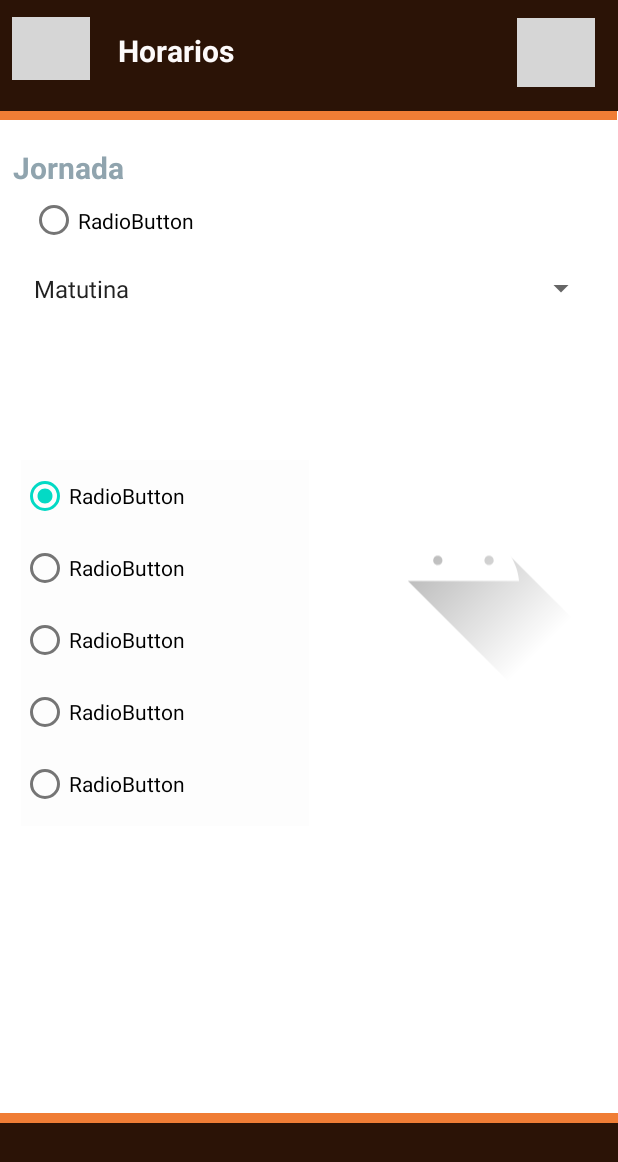
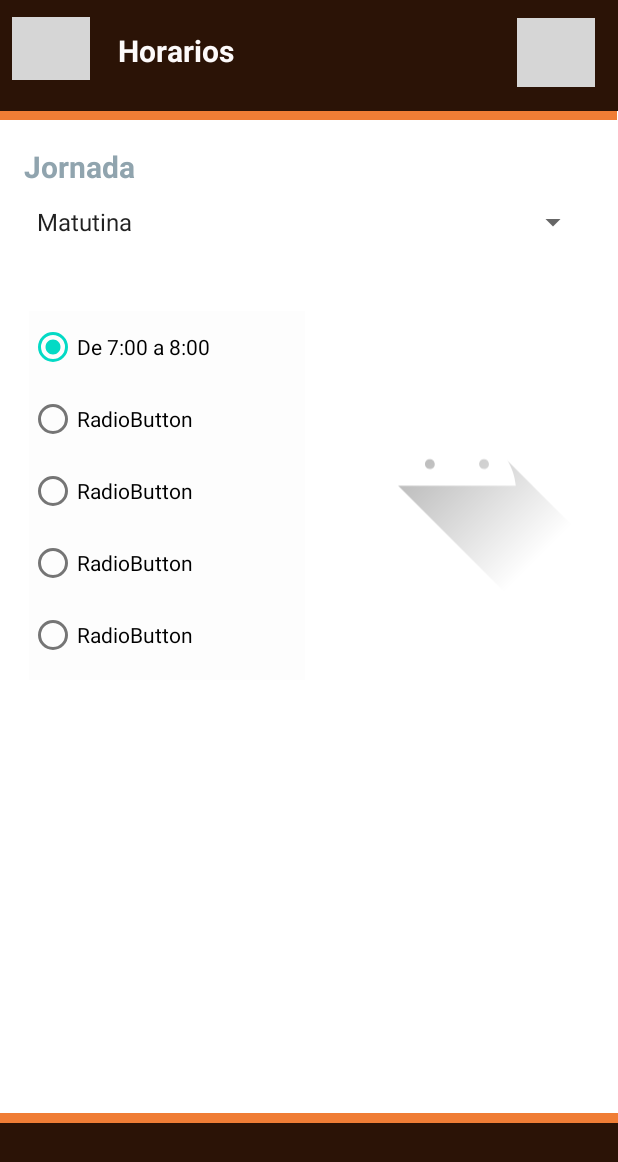
Before and after one commit to Catherine1998/EasyBookingApp, an Android app: the layout activity_horario.xml on its own in the app's theme, with its tools: preview values and no code run, on a phone screen of 412 x 824 dp. Shown: the top 1162 px of the screen. Run offline under Robolectric (Android 15) with nearby library versions, the phone set to English and light mode, and no system bars; grey boxes are pictures that could not be loaded.

Commit message:
RAdiobutton

```diff
--- a/app/src/main/res/layout/activity_horario.xml
+++ b/app/src/main/res/layout/activity_horario.xml
@@ -9,17 +9,18 @@
 
     <Spinner
         android:id="@+id/spnJornadas"
-        android:layout_width="383dp"
-        android:layout_height="42dp"
-        android:layout_marginTop="90dp"
+        android:layout_width="376dp"
+        android:layout_height="48dp"
+        android:layout_marginTop="50dp"
         android:dropDownWidth="match_parent"
         android:entries="@array/Jornadas"
         android:spinnerMode="dropdown"
         app:layout_constraintBottom_toBottomOf="@+id/toolbar24"
         app:layout_constraintEnd_toEndOf="parent"
+        app:layout_constraintHorizontal_bias="0.457"
         app:layout_constraintStart_toStartOf="parent"
         app:layout_constraintTop_toBottomOf="@+id/toolbar22"
-        app:layout_constraintVertical_bias="0.013" />
+        app:layout_constraintVertical_bias="0.001" />
 
     <androidx.appcompat.widget.Toolbar
         android:id="@+id/toolbar25"
@@ -138,15 +139,15 @@
         android:textStyle="bold"
         app:layout_constraintBottom_toBottomOf="parent"
         app:layout_constraintEnd_toEndOf="parent"
-        app:layout_constraintHorizontal_bias="0.026"
+        app:layout_constraintHorizontal_bias="0.047"
         app:layout_constraintStart_toStartOf="parent"
         app:layout_constraintTop_toBottomOf="@+id/toolbar22"
-        app:layout_constraintVertical_bias="0.001" />
+        app:layout_constraintVertical_bias="0.0" />
 
     <ImageView
         android:id="@+id/jornadaView"
-        android:layout_width="174dp"
-        android:layout_height="296dp"
+        android:layout_width="184dp"
+        android:layout_height="247dp"
         android:layout_marginTop="10dp"
         android:layout_marginBottom="157dp"
         app:layout_constraintBottom_toTopOf="@+id/toolbar24"
@@ -154,22 +155,24 @@
         app:layout_constraintHorizontal_bias="0.932"
         app:layout_constraintStart_toStartOf="parent"
         app:layout_constraintTop_toBottomOf="@+id/spnJornadas"
-        app:layout_constraintVertical_bias="0.0"
+        app:layout_constraintVertical_bias="0.00999999"
         app:srcCompat="@drawable/ic_launcher_foreground" />
 
     <LinearLayout
         android:id="@+id/radioGroupH"
-        android:layout_width="192dp"
-        android:layout_height="244dp"
-        android:layout_marginTop="100dp"
+        android:layout_width="184dp"
+        android:layout_height="246dp"
+        android:layout_marginTop="5dp"
         android:layout_marginEnd="2dp"
         android:layout_marginBottom="205dp"
         android:background="#FDFDFD"
         android:orientation="vertical"
         app:layout_constraintBottom_toTopOf="@+id/toolbar24"
         app:layout_constraintEnd_toStartOf="@+id/jornadaView"
+        app:layout_constraintHorizontal_bias="0.73"
         app:layout_constraintStart_toStartOf="parent"
-        app:layout_constraintTop_toBottomOf="@+id/spnJornadas">
+        app:layout_constraintTop_toBottomOf="@+id/spnJornadas"
+        app:layout_constraintVertical_bias="0.25">
 
         <RadioGroup
             android:layout_width="match_parent"
@@ -180,7 +183,8 @@
                 android:id="@+id/chkHora1"
                 android:layout_width="match_parent"
                 android:layout_height="wrap_content"
-                android:text="RadioButton" />
+                android:text="RadioButton"
+                tools:text="@string/lblHora1" />
 
             <RadioButton
                 android:id="@+id/chkHora2"
@@ -208,22 +212,4 @@
         </RadioGroup>
     </LinearLayout>
 
-    <RadioGroup
-        android:layout_width="372dp"
-        android:layout_height="42dp"
-        android:layout_marginTop="49dp"
-        android:orientation="horizontal"
-        app:layout_constraintBottom_toTopOf="@+id/spnJornadas"
-        app:layout_constraintEnd_toEndOf="parent"
-        app:layout_constraintStart_toStartOf="parent"
-        app:layout_constraintTop_toBottomOf="@+id/toolbar22">
-
-        <RadioButton
-            android:id="@+id/rdFinDe"
-            android:layout_width="192dp"
-            android:layout_height="match_parent"
-            android:text="RadioButton" />
-
-    </RadioGroup>
-
 </androidx.constraintlayout.widget.ConstraintLayout>
--- a/app/src/main/res/values/strings.xml
+++ b/app/src/main/res/values/strings.xml
@@ -74,6 +74,7 @@
     <string name="TxtInicioS">Iniciar Sesión</string>
     <string name="TxtCrearCS">Crear Cuenta</string>
 
+    <string name="lblHora1">De 7:00 a 8:00</string>
 
 
 </resources>
```
Also changed, not shown: app/src/main/java/com/example/easybookingapp/horario.java (+46 -1 lines).
